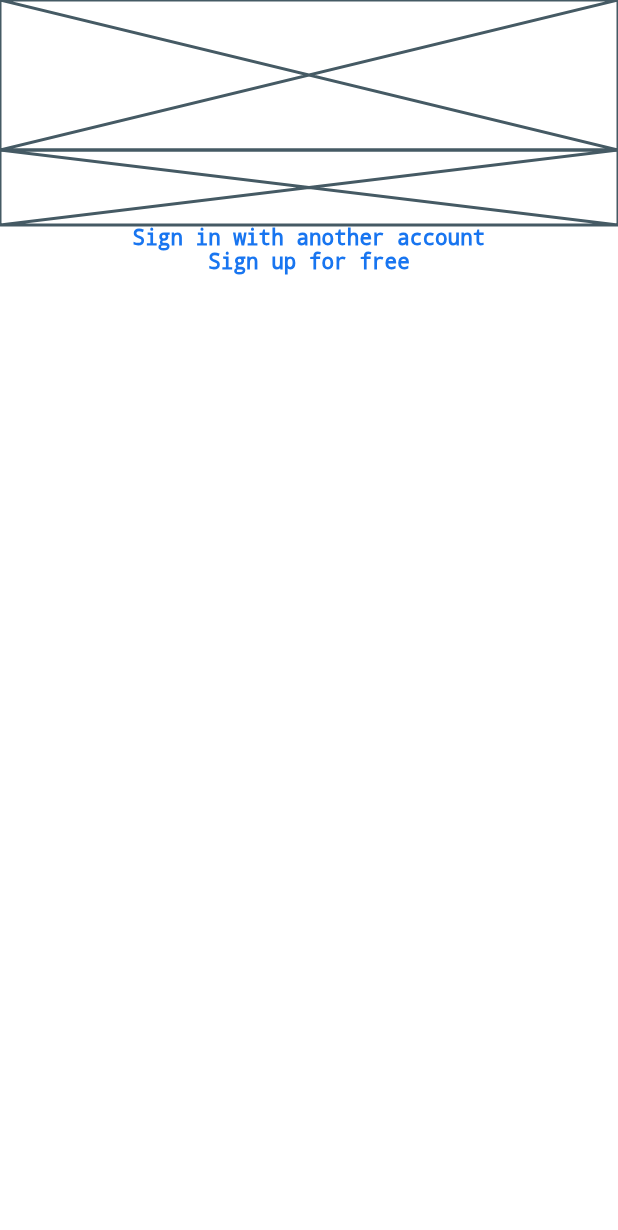
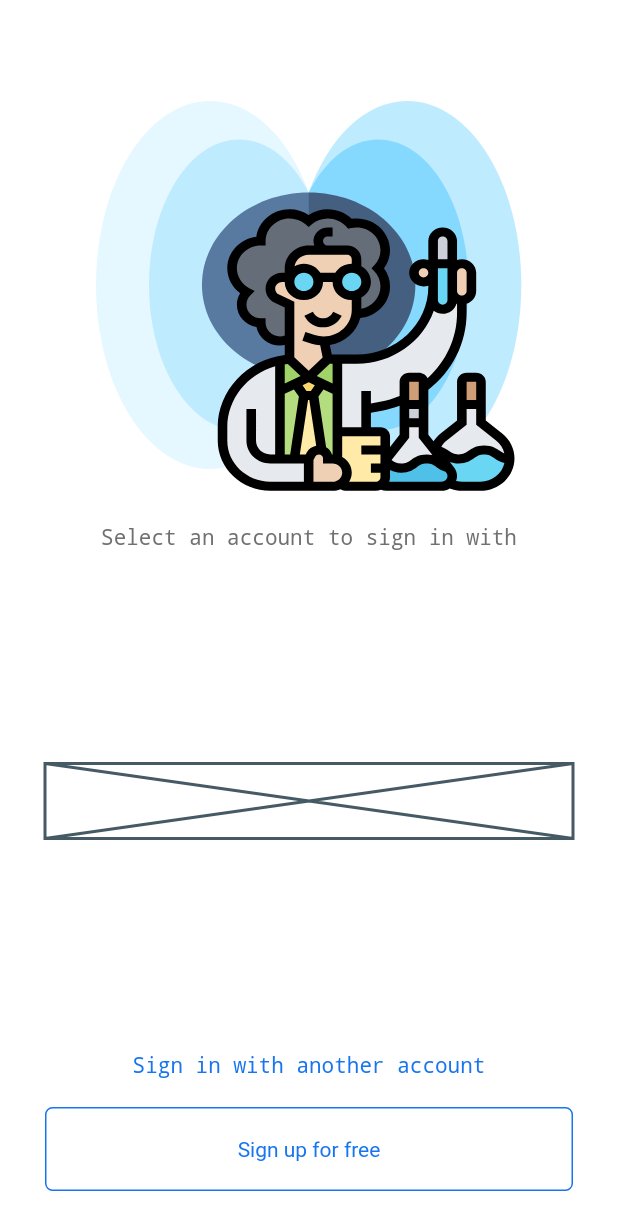
Before and after one commit to AMCCG/space_one, a Flutter app: the screen it shows after launch, on a phone screen of 412 x 824 dp. Shown: the top 1230 px of the screen. Run offline on Flutter 3.47's test engine with Material 2 defaults, Android fonts, the light colour scheme and no system bars; our stand-ins replace flutter_svg.

Commit message:
UI login screen

```diff
--- a/lib/src/login_screen/login_screen.dart
+++ b/lib/src/login_screen/login_screen.dart
@@ -1,26 +1,69 @@
 import 'package:flutter/material.dart';
+import 'package:flutter_svg/svg.dart';
 
 class LoginScreen extends StatelessWidget {
-  TextStyle  textStyle01 = TextStyle(fontSize: 14,color: const Color(0xff1875F0),decoration:TextDecoration.none);
+  TextStyle textStyle01 = TextStyle(
+      fontWeight: FontWeight.normal,
+      fontSize: 14,
+      color: const Color(0xff1875F0),
+      decoration: TextDecoration.none);
+  TextStyle textStyle02 = TextStyle(
+      fontWeight: FontWeight.normal,
+      fontSize: 14,
+      color: const Color(0xff707070),
+      decoration: TextDecoration.none);
 
   @override
   Widget build(BuildContext context) {
     return Container(
+        padding: EdgeInsets.all(30),
         color: Colors.white,
-        child: ListView(
+        child: Column(
+          mainAxisAlignment: MainAxisAlignment.spaceBetween,
           children: <Widget>[
-            Placeholder(fallbackHeight: 100,),
-            Placeholder(fallbackHeight: 50,),
             Center(
               child: Column(
                 children: <Widget>[
-                  Text('Sign in with another account',style: textStyle01),
-                  Text('Sign up for free',style: textStyle01)
+                  Container(
+                    margin: EdgeInsets.only(bottom: 20),
+                    child: SvgPicture.asset(
+                      'assets/images/svg/chemistry.svg',
+                      width: 300,
+                      height: 300,
+                      fit: BoxFit.contain,
+                    ),
+                  ),
+                  Text('Select an account to sign in with', style: textStyle02)
+                ],
+              ),
+            ),
+            Placeholder(
+              fallbackHeight: 50,
+            ),
+            Center(
+              child: Column(
+                children: <Widget>[
+                  Container(
+                      margin: EdgeInsets.only(bottom: 20),
+                      child: Text('Sign in with another account',
+                          style: textStyle01)),
+                  Container(
+                    width: double.infinity,
+                    child: FlatButton(
+                      padding: EdgeInsets.all(20),
+                      onPressed: () {},
+                      child: Text('Sign up for free', style: textStyle01),
+                      shape: RoundedRectangleBorder(
+                          borderRadius: BorderRadius.circular(5.0),
+                          side: BorderSide(
+                            color: const Color(0xff1875F0),
+                          )),
+                    ),
+                  )
                 ],
               ),
             )
           ],
-        )
-    );
+        ));
   }
 }
--- a/pubspec.yaml
+++ b/pubspec.yaml
@@ -23,6 +23,7 @@ environment:
 dependencies:
   flutter:
     sdk: flutter
+  flutter_svg: ^0.18.0
 
 
   # The following adds the Cupertino Icons font to your application.
@@ -45,8 +46,8 @@ flutter:
   uses-material-design: true
 
   # To add assets to your application, add an assets section, like this:
-  # assets:
-  #   - images/a_dot_burr.jpeg
+  assets:
+    - assets/images/svg/
   #   - images/a_dot_ham.jpeg
 
   # An image asset can refer to one or more resolution-specific "variants", see
```
Also changed, not shown: assets/images/svg/chemistry.svg (added), pubspec.lock.
